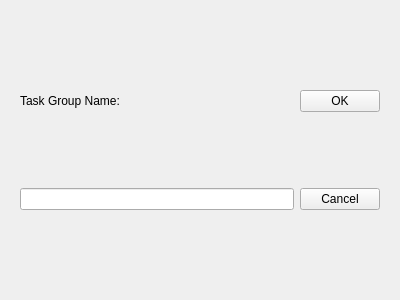
This is Teeam/addtaskgroupdialog.ui in lorenzo-arena/Teeam as Qt 5 draws it before an edit. The edited form follows.
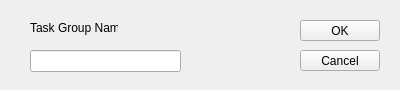
This is the edited form.

Commit message: Fixed "Add task group" dialog

The edit to the form file:
```diff
--- a/Teeam/addtaskgroupdialog.ui
+++ b/Teeam/addtaskgroupdialog.ui
@@ -7,7 +7,7 @@
     <x>0</x>
     <y>0</y>
     <width>400</width>
-    <height>300</height>
+    <height>90</height>
    </rect>
   </property>
   <property name="windowTitle">
@@ -16,28 +16,28 @@
   <property name="locale">
    <locale language="English" country="UnitedStates"/>
   </property>
-  <layout class="QGridLayout" name="gridLayout">
-   <property name="leftMargin">
-    <number>20</number>
-   </property>
-   <property name="topMargin">
-    <number>20</number>
-   </property>
-   <property name="rightMargin">
-    <number>20</number>
-   </property>
-   <property name="bottomMargin">
-    <number>20</number>
-   </property>
-   <item row="0" column="0">
     <widget class="QLabel" name="label">
+   <property name="geometry">
+    <rect>
+     <x>30</x>
+     <y>20</y>
+     <width>88</width>
+     <height>16</height>
+    </rect>
+   </property>
      <property name="text">
       <string>Task Group Name:</string>
      </property>
     </widget>
-   </item>
-   <item row="0" column="1">
     <widget class="QPushButton" name="buttonOk">
+   <property name="geometry">
+    <rect>
+     <x>300</x>
+     <y>20</y>
+     <width>80</width>
+     <height>21</height>
+    </rect>
+   </property>
      <property name="text">
       <string>OK</string>
      </property>
@@ -45,12 +45,25 @@
       <bool>false</bool>
      </property>
     </widget>
-   </item>
-   <item row="1" column="0">
-    <widget class="QLineEdit" name="lineEdit"/>
-   </item>
-   <item row="1" column="1">
+  <widget class="QLineEdit" name="lineEdit">
+   <property name="geometry">
+    <rect>
+     <x>30</x>
+     <y>50</y>
+     <width>151</width>
+     <height>22</height>
+    </rect>
+   </property>
+  </widget>
     <widget class="QPushButton" name="buttonCancel">
+   <property name="geometry">
+    <rect>
+     <x>300</x>
+     <y>50</y>
+     <width>80</width>
+     <height>21</height>
+    </rect>
+   </property>
      <property name="text">
       <string>Cancel</string>
      </property>
@@ -58,8 +71,6 @@
       <bool>false</bool>
      </property>
     </widget>
-   </item>
-  </layout>
  </widget>
  <resources/>
  <connections/>
```
Lines whose indentation alone changed are shown as unchanged.
